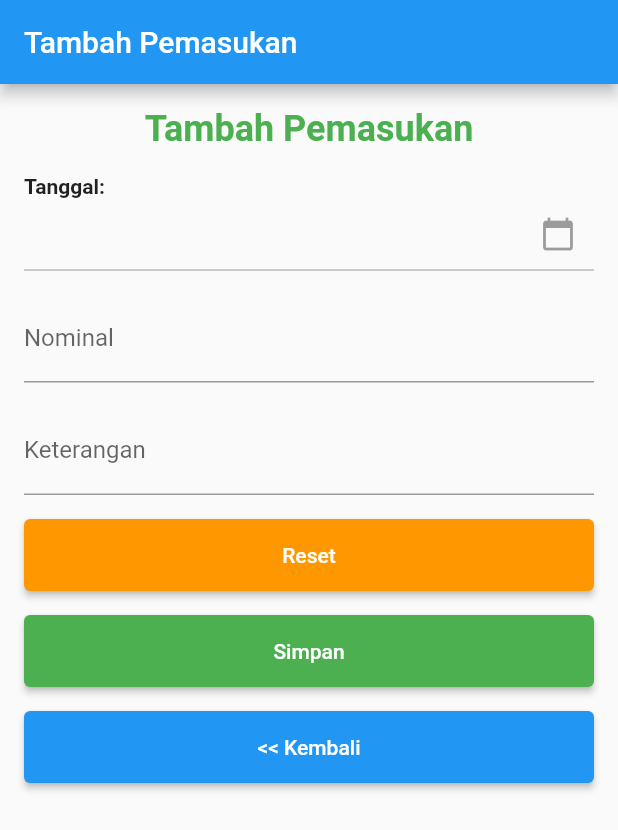
After one commit to hifdzimaulana34/project_lsp, a Flutter app: the TambahPemasukanPage screen opened by its route, on a phone screen of 412 x 824 dp. The commit adds this screen. Shown: the top 830 px of the screen. Run offline on Flutter 3.47's test engine with Material 2 defaults, Android fonts, the light colour scheme and no system bars; our stand-ins replace sqflite; accounts and stored records are empty.

Commit message:
pemasukan, pengeluaran & cash flow

```diff
--- a/lib/database/databaseHelper.dart
+++ b/lib/database/databaseHelper.dart
@@ -17,15 +17,27 @@ class DatabaseHelper {
 
   Future<Database> _initDatabase() async {
     String path = join(await getDatabasesPath(), 'my_database.db');
+    print('Database path: $path');
     return await openDatabase(
       path,
       version: 1,
       onCreate: (db, version) {
+        print('Creating database tables...');
         db.execute('''
     CREATE TABLE users (
       id INTEGER PRIMARY KEY AUTOINCREMENT,
       username TEXT,
       password TEXT
+    )
+  ''');
+
+        db.execute('''
+    CREATE TABLE income (
+      id INTEGER PRIMARY KEY AUTOINCREMENT,
+      tanggal TEXT,
+      nominal REAL,
+      keterangan TEXT,
+      kategori TEXT
     )
   ''');
       },
@@ -69,4 +81,48 @@ class DatabaseHelper {
       return null;
     }
   }
+
+  Future<int> insertIncome(String tanggal, double nominal, String keterangan,
+      String kategori) async {
+    final db = await database;
+    final kategori = 'pemasukan';
+    return await db.insert(
+      'income',
+      {
+        'tanggal': tanggal,
+        'nominal': nominal,
+        'keterangan': keterangan,
+        'kategori': kategori,
+      },
+    );
   }
+
+  Future<int> insertExpense(String tanggal, double nominal, String keterangan,
+      String kategori) async {
+    final db = await database;
+    final kategori = 'pengeluaran';
+    return await db.insert(
+      'income',
+      {
+        'tanggal': tanggal,
+        'nominal': nominal,
+        'keterangan': keterangan,
+        'kategori': kategori,
+      },
+    );
+  }
+
+  Future<List<Map<String, dynamic>>> getIncomeData() async {
+    final db = await database;
+    return await db.query('income');
+  }
+
+  Future<int> deleteIncome(int id) async {
+    final db = await database;
+    return await db.delete(
+      'income',
+      where: 'id = ?',
+      whereArgs: [id],
+    );
+  }
+}
--- /dev/null
+++ b/lib/database/income_model.dart
@@ -0,0 +1,15 @@
+class Income {
+  final int id;
+  final String tanggal;
+  final double nominal;
+  final String keterangan;
+  final String kategori;
+
+  Income({
+    required this.id,
+    required this.tanggal,
+    required this.nominal,
+    required this.keterangan,
+    required this.kategori,
+  });
+}
--- /dev/null
+++ b/lib/pemasukan.dart
@@ -0,0 +1,155 @@
+import 'package:flutter/material.dart';
+
+import 'database/databaseHelper.dart';
+
+class TambahPemasukanPage extends StatefulWidget {
+  @override
+  _TambahPemasukanPageState createState() => _TambahPemasukanPageState();
+}
+
+class _TambahPemasukanPageState extends State<TambahPemasukanPage> {
+  TextEditingController tanggalController = TextEditingController();
+  TextEditingController nominalController = TextEditingController();
+  TextEditingController keteranganController = TextEditingController();
+
+  Future<void> _selectDate(BuildContext context) async {
+    final DateTime? picked = await showDatePicker(
+      context: context,
+      initialDate: DateTime.now(),
+      firstDate: DateTime(2000),
+      lastDate: DateTime(2101),
+    );
+    if (picked != null) {
+      setState(() {
+        tanggalController.text = picked.toString();
+      });
+    }
+  }
+
+  void _resetFields() {
+    tanggalController.clear();
+    nominalController.clear();
+    keteranganController.clear();
+  }
+
+  @override
+  Widget build(BuildContext context) {
+    return Scaffold(
+      appBar: AppBar(
+        title: Text('Tambah Pemasukan'),
+        automaticallyImplyLeading: false,
+      ),
+      body: SingleChildScrollView(
+        padding: const EdgeInsets.all(16.0),
+        child: Column(
+          crossAxisAlignment: CrossAxisAlignment.stretch,
+          children: [
+            const Text(
+              'Tambah Pemasukan',
+              style: TextStyle(
+                fontSize: 24.0,
+                fontWeight: FontWeight.bold,
+                color: Colors.green,
+              ),
+              textAlign: TextAlign.center,
+            ),
+            SizedBox(height: 16.0),
+            const Text(
+              'Tanggal:',
+              style: TextStyle(
+                fontWeight: FontWeight.bold,
+              ),
+            ),
+            InkWell(
+              onTap: () => _selectDate(context),
+              child: TextFormField(
+                controller: tanggalController,
+                enabled: false,
+                decoration: const InputDecoration(
+                  suffixIcon: Icon(Icons.calendar_today),
+                ),
+              ),
+            ),
+            SizedBox(height: 16.0),
+            TextFormField(
+              controller: nominalController,
+              decoration: const InputDecoration(
+                labelText: 'Nominal',
+              ),
+            ),
+            SizedBox(height: 16.0),
+            TextFormField(
+              controller: keteranganController,
+              decoration: const InputDecoration(
+                labelText: 'Keterangan',
+              ),
+            ),
+            SizedBox(height: 16.0),
+            Column(
+              mainAxisAlignment: MainAxisAlignment.center,
+              children: [
+                ElevatedButton(
+                  onPressed: _resetFields,
+                  style: ElevatedButton.styleFrom(
+                    backgroundColor: Colors.orange,
+                    minimumSize: const Size(double.infinity, 48),
+                  ),
+                  child: Text('Reset'),
+                ),
+                const SizedBox(
+                  height: 16,
+                ),
+                ElevatedButton(
+                  onPressed: () async {
+                    final tanggal = tanggalController.text;
+                    final nominal =
+                        double.tryParse(nominalController.text) ?? 0.0;
+                    final keterangan = keteranganController.text;
+
+                    if (tanggal.isNotEmpty && nominal > 0) {
+                      final kategori = 'pemasukan';
+
+                      await DatabaseHelper.instance
+                          .insertIncome(tanggal, nominal, keterangan, kategori);
+
+                      _resetFields();
+
+                      ScaffoldMessenger.of(context).showSnackBar(
+                        const SnackBar(
+                            content: Text('Income data saved successfully')),
+                      );
+                    } else {
+                      ScaffoldMessenger.of(context).showSnackBar(
+                        const SnackBar(
+                            content:
+                                Text('Please fill in all required fields')),
+                      );
+                    }
+                  },
+                  style: ElevatedButton.styleFrom(
+                    backgroundColor: Colors.green,
+                    minimumSize: const Size(double.infinity, 48),
+                  ),
+                  child: Text('Simpan'),
+                ),
+                const SizedBox(
+                  height: 16,
+                ),
+                ElevatedButton(
+                  onPressed: () {
+                    Navigator.pop(context);
+                  },
+                  style: ElevatedButton.styleFrom(
+                    backgroundColor: Colors.blue,
+                    minimumSize: const Size(double.infinity, 48),
+                  ),
+                  child: Text('<< Kembali'),
+                ),
+              ],
+            )
+          ],
+        ),
+      ),
+    );
+  }
+}
--- a/pubspec.yaml
+++ b/pubspec.yaml
@@ -68,6 +68,8 @@ flutter:
       - assets/button_image_3.png
       - assets/button_image_4.png
       - assets/hifdzi.png
+      - assets/pemasukan.png
+      - assets/pengeluaran.png
 
   # An image asset can refer to one or more resolution-specific "variants", see
   # https://flutter.dev/assets-and-images/#resolution-aware
```
Also changed, not shown: lib/cashFlow.dart (added, +137 -0 lines), lib/homeMenu.dart (+10 -3 lines), lib/main.dart (+11 -2 lines), lib/pengeluaran.dart (added, +153 -0 lines), assets/pemasukan.png (added), assets/pengeluaran.png (added). Lines whose indentation alone changed are shown as unchanged.
